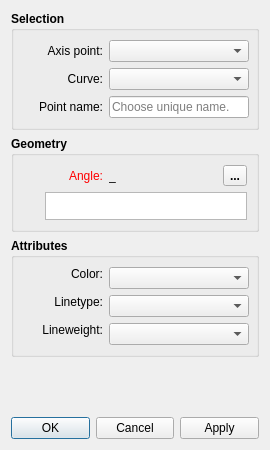
FashionFreedom/Seamly2D, file src/libs/vtools/dialogs/tools/dialogcurveintersectaxis.ui: the form before one commit.
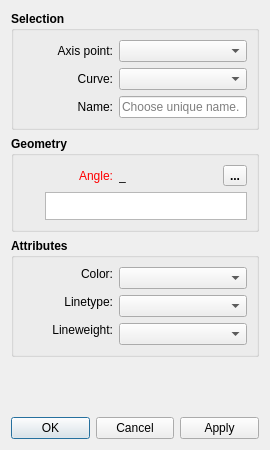
The form after the commit. Icons and pictures are not drawn. Custom widgets are drawn as their Qt base class.

```diff
--- a/src/libs/vtools/dialogs/tools/dialogcurveintersectaxis.ui
+++ b/src/libs/vtools/dialogs/tools/dialogcurveintersectaxis.ui
@@ -35,7 +35,6 @@
      <property name="font">
       <font>
        <pointsize>9</pointsize>
-       <weight>75</weight>
        <bold>true</bold>
       </font>
      </property>
@@ -44,8 +43,11 @@
      </property>
      <layout class="QVBoxLayout" name="verticalLayout_2">
       <item>
-       <layout class="QHBoxLayout" name="horizontalLayout_2">
-        <item>
+       <layout class="QFormLayout" name="formLayout">
+        <property name="labelAlignment">
+         <set>Qt::AlignRight|Qt::AlignTrailing|Qt::AlignVCenter</set>
+        </property>
+        <item row="0" column="0">
          <widget class="QLabel" name="axisPoint_Label">
           <property name="sizePolicy">
            <sizepolicy hsizetype="Preferred" vsizetype="Preferred">
@@ -55,13 +57,13 @@
           </property>
           <property name="minimumSize">
            <size>
-            <width>80</width>
+            <width>90</width>
             <height>0</height>
            </size>
           </property>
           <property name="font">
            <font>
-            <weight>50</weight>
+            <pointsize>9</pointsize>
             <bold>false</bold>
            </font>
           </property>
@@ -73,7 +75,7 @@
           </property>
          </widget>
         </item>
-        <item>
+        <item row="0" column="1">
          <widget class="QComboBox" name="axisPoint_ComboBox">
           <property name="sizePolicy">
            <sizepolicy hsizetype="Expanding" vsizetype="Fixed">
@@ -83,13 +85,13 @@
           </property>
           <property name="minimumSize">
            <size>
-            <width>140</width>
+            <width>80</width>
             <height>0</height>
            </size>
           </property>
           <property name="font">
            <font>
-            <weight>50</weight>
+            <pointsize>9</pointsize>
             <bold>false</bold>
            </font>
           </property>
@@ -98,11 +100,7 @@
           </property>
          </widget>
         </item>
-       </layout>
-      </item>
-      <item>
-       <layout class="QHBoxLayout" name="horizontalLayout_3">
-        <item>
+        <item row="1" column="0">
          <widget class="QLabel" name="curve_Label">
           <property name="sizePolicy">
            <sizepolicy hsizetype="Preferred" vsizetype="Preferred">
@@ -112,13 +110,13 @@
           </property>
           <property name="minimumSize">
            <size>
-            <width>80</width>
+            <width>90</width>
             <height>0</height>
            </size>
           </property>
           <property name="font">
            <font>
-            <weight>50</weight>
+            <pointsize>9</pointsize>
             <bold>false</bold>
            </font>
           </property>
@@ -130,7 +128,7 @@
           </property>
          </widget>
         </item>
-        <item>
+        <item row="1" column="1">
          <widget class="QComboBox" name="curve_ComboBox">
           <property name="sizePolicy">
            <sizepolicy hsizetype="Expanding" vsizetype="Fixed">
@@ -140,23 +138,19 @@
           </property>
           <property name="minimumSize">
            <size>
-            <width>140</width>
+            <width>80</width>
             <height>0</height>
            </size>
           </property>
           <property name="font">
            <font>
-            <weight>50</weight>
+            <pointsize>9</pointsize>
             <bold>false</bold>
            </font>
           </property>
          </widget>
         </item>
-       </layout>
-      </item>
-      <item>
-       <layout class="QHBoxLayout" name="horizontalLayout_4">
-        <item>
+        <item row="2" column="0">
          <widget class="QLabel" name="pointName_Label">
           <property name="sizePolicy">
            <sizepolicy hsizetype="Preferred" vsizetype="Preferred">
@@ -166,25 +160,25 @@
           </property>
           <property name="minimumSize">
            <size>
-            <width>80</width>
+            <width>90</width>
             <height>0</height>
            </size>
           </property>
           <property name="font">
            <font>
-            <weight>50</weight>
+            <pointsize>9</pointsize>
             <bold>false</bold>
            </font>
           </property>
           <property name="text">
-           <string>Point name:</string>
+           <string>Name:</string>
           </property>
           <property name="alignment">
            <set>Qt::AlignRight|Qt::AlignTrailing|Qt::AlignVCenter</set>
           </property>
          </widget>
         </item>
-        <item>
+        <item row="2" column="1">
          <widget class="QLineEdit" name="pointName_LineEdit">
           <property name="sizePolicy">
            <sizepolicy hsizetype="Expanding" vsizetype="Fixed">
@@ -194,13 +188,13 @@
           </property>
           <property name="minimumSize">
            <size>
-            <width>140</width>
+            <width>80</width>
             <height>0</height>
            </size>
           </property>
           <property name="font">
            <font>
-            <weight>50</weight>
+            <pointsize>9</pointsize>
             <bold>false</bold>
            </font>
           </property>
@@ -228,7 +222,6 @@
      <property name="font">
       <font>
        <pointsize>9</pointsize>
-       <weight>75</weight>
        <bold>true</bold>
       </font>
      </property>
@@ -248,7 +241,7 @@
           </property>
           <property name="minimumSize">
            <size>
-            <width>80</width>
+            <width>90</width>
             <height>0</height>
            </size>
           </property>
@@ -291,7 +284,7 @@
           </property>
           <property name="font">
            <font>
-            <weight>50</weight>
+            <pointsize>9</pointsize>
             <bold>false</bold>
            </font>
           </property>
@@ -313,13 +306,13 @@
           </property>
           <property name="minimumSize">
            <size>
-            <width>87</width>
+            <width>40</width>
             <height>0</height>
            </size>
           </property>
           <property name="font">
            <font>
-            <weight>50</weight>
+            <pointsize>9</pointsize>
             <bold>false</bold>
            </font>
           </property>
@@ -451,7 +444,6 @@
      <property name="font">
       <font>
        <pointsize>9</pointsize>
-       <weight>75</weight>
        <bold>true</bold>
       </font>
      </property>
@@ -461,6 +453,9 @@
      <layout class="QVBoxLayout" name="verticalLayout_4">
       <item>
        <layout class="QFormLayout" name="formLayout_3">
+        <property name="labelAlignment">
+         <set>Qt::AlignRight|Qt::AlignTrailing|Qt::AlignVCenter</set>
+        </property>
         <item row="1" column="0">
          <widget class="QLabel" name="lineType_Label">
           <property name="sizePolicy">
@@ -471,7 +466,7 @@
           </property>
           <property name="minimumSize">
            <size>
-            <width>80</width>
+            <width>90</width>
             <height>0</height>
            </size>
           </property>
@@ -484,7 +479,6 @@
           <property name="font">
            <font>
             <pointsize>9</pointsize>
-            <weight>50</weight>
             <bold>false</bold>
            </font>
           </property>
@@ -506,7 +500,7 @@
           </property>
           <property name="minimumSize">
            <size>
-            <width>140</width>
+            <width>80</width>
             <height>0</height>
            </size>
           </property>
@@ -519,7 +513,6 @@
           <property name="font">
            <font>
             <pointsize>9</pointsize>
-            <weight>50</weight>
             <bold>false</bold>
            </font>
           </property>
@@ -535,7 +528,7 @@
           </property>
           <property name="minimumSize">
            <size>
-            <width>80</width>
+            <width>90</width>
             <height>0</height>
            </size>
           </property>
@@ -548,7 +541,6 @@
           <property name="font">
            <font>
             <pointsize>9</pointsize>
-            <weight>50</weight>
             <bold>false</bold>
            </font>
           </property>
@@ -570,14 +562,13 @@
           </property>
           <property name="minimumSize">
            <size>
-            <width>140</width>
+            <width>80</width>
             <height>0</height>
            </size>
           </property>
           <property name="font">
            <font>
             <pointsize>9</pointsize>
-            <weight>50</weight>
             <bold>false</bold>
            </font>
           </property>
@@ -593,7 +584,7 @@
           </property>
           <property name="minimumSize">
            <size>
-            <width>80</width>
+            <width>90</width>
             <height>0</height>
            </size>
           </property>
@@ -606,7 +597,6 @@
           <property name="font">
            <font>
             <pointsize>9</pointsize>
-            <weight>50</weight>
             <bold>false</bold>
            </font>
           </property>
@@ -628,14 +618,13 @@
           </property>
           <property name="minimumSize">
            <size>
-            <width>140</width>
+            <width>80</width>
             <height>0</height>
            </size>
           </property>
           <property name="font">
            <font>
             <pointsize>9</pointsize>
-            <weight>50</weight>
             <bold>false</bold>
            </font>
           </property>
```
Left out of the diff: 4 changed lines with no effect on the pictures.
